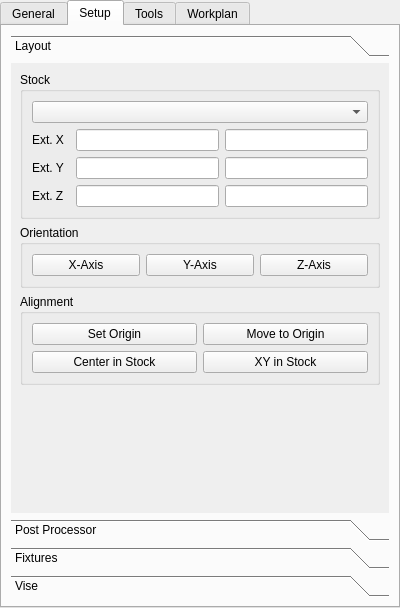
First picture: the form in src/Mod/Path/Gui/Resources/panels/PathEdit.ui, repository berndhahnebach/All_FreeCAD, before the edit.
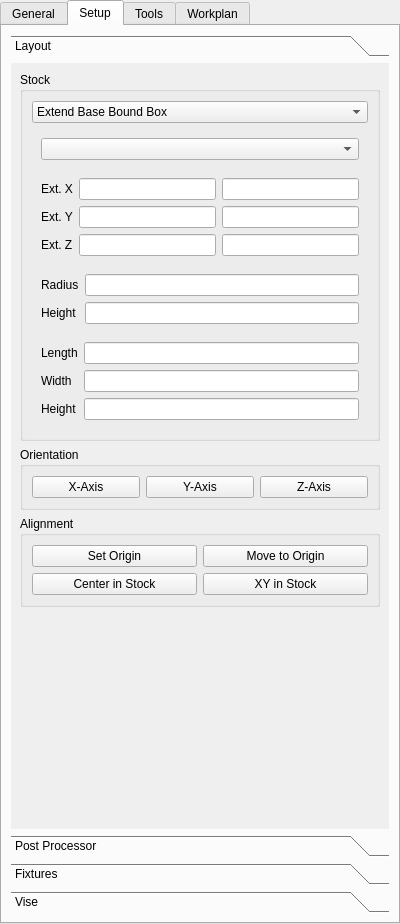
Second picture: the form after the edit. The open tabs and pages were chosen to show the change. Icons and pictures are not drawn. Custom widgets are drawn as their Qt base class.

Commit message: Added stock creation.

Patch:
```diff
--- a/src/Mod/Path/Gui/Resources/panels/PathEdit.ui
+++ b/src/Mod/Path/Gui/Resources/panels/PathEdit.ui
@@ -7,7 +7,7 @@
     <x>0</x>
     <y>0</y>
     <width>400</width>
-    <height>608</height>
+    <height>924</height>
    </rect>
   </property>
   <property name="windowTitle">
@@ -226,67 +226,184 @@
          <x>0</x>
          <y>0</y>
          <width>378</width>
-         <height>403</height>
+         <height>719</height>
         </rect>
        </property>
        <attribute name="label">
         <string>Layout</string>
        </attribute>
-       <layout class="QVBoxLayout" name="verticalLayout_5">
+       <layout class="QVBoxLayout" name="verticalLayout_7">
         <item>
          <widget class="QGroupBox" name="stockGroup">
           <property name="title">
            <string>Stock</string>
           </property>
-          <layout class="QGridLayout" name="gridLayout_8">
-           <item row="1" column="1">
-            <widget class="QLabel" name="stockExtXLabel">
-             <property name="text">
-              <string>Ext. X</string>
+          <layout class="QVBoxLayout" name="verticalLayout_5">
+           <property name="spacing">
+            <number>0</number>
+           </property>
+           <item>
+            <widget class="QComboBox" name="stock">
+             <property name="currentIndex">
+              <number>2</number>
              </property>
+             <item>
+              <property name="text">
+               <string>Create Box</string>
+              </property>
+             </item>
+             <item>
+              <property name="text">
+               <string>Create Cylinder</string>
+              </property>
+             </item>
+             <item>
+              <property name="text">
+               <string>Extend Base Bound Box</string>
+              </property>
+             </item>
+             <item>
+              <property name="text">
+               <string>Use Existing</string>
+              </property>
+             </item>
             </widget>
            </item>
-           <item row="2" column="1">
-            <widget class="QLabel" name="stockExtYLabel">
-             <property name="text">
-              <string>Ext. Y</string>
+           <item>
+            <spacer name="horizontalSpacer">
+             <property name="orientation">
+              <enum>Qt::Horizontal</enum>
              </property>
+             <property name="sizeHint" stdset="0">
+              <size>
+               <width>40</width>
+               <height>6</height>
+              </size>
+             </property>
+            </spacer>
+           </item>
+           <item>
+            <widget class="QFrame" name="stockFromExisting">
+             <layout class="QGridLayout" name="gridLayout_8">
+              <item row="0" column="1">
+               <widget class="QComboBox" name="stockExisting"/>
+              </item>
+             </layout>
             </widget>
            </item>
-           <item row="1" column="4">
-            <widget class="Gui::InputField" name="stockExtXPlus">
-             <property name="sizePolicy">
-              <sizepolicy hsizetype="Expanding" vsizetype="Fixed">
-               <horstretch>0</horstretch>
-               <verstretch>0</verstretch>
-              </sizepolicy>
-             </property>
+           <item>
+            <widget class="QFrame" name="stockFromBase">
+             <layout class="QGridLayout" name="gridLayout_9">
+              <item row="1" column="3">
+               <widget class="Gui::InputField" name="stockExtYpos"/>
+              </item>
+              <item row="0" column="1">
+               <widget class="QLabel" name="stockExtXLabel">
+                <property name="text">
+                 <string>Ext. X</string>
+                </property>
+               </widget>
+              </item>
+              <item row="0" column="3">
+               <widget class="Gui::InputField" name="stockExtXpos">
+                <property name="sizePolicy">
+                 <sizepolicy hsizetype="Expanding" vsizetype="Fixed">
+                  <horstretch>0</horstretch>
+                  <verstretch>0</verstretch>
+                 </sizepolicy>
+                </property>
+               </widget>
+              </item>
+              <item row="1" column="1">
+               <widget class="QLabel" name="stockExtYLabel">
+                <property name="text">
+                 <string>Ext. Y</string>
+                </property>
+               </widget>
+              </item>
+              <item row="0" column="2">
+               <widget class="Gui::InputField" name="stockExtXneg"/>
+              </item>
+              <item row="2" column="1">
+               <widget class="QLabel" name="stockExtZLabel">
+                <property name="text">
+                 <string>Ext. Z</string>
+                </property>
+               </widget>
+              </item>
+              <item row="2" column="2">
+               <widget class="Gui::InputField" name="stockExtZneg"/>
+              </item>
+              <item row="2" column="3">
+               <widget class="Gui::InputField" name="stockExtZpos"/>
+              </item>
+              <item row="1" column="2">
+               <widget class="Gui::InputField" name="stockExtYneg"/>
+              </item>
+             </layout>
             </widget>
            </item>
-           <item row="1" column="3">
-            <widget class="Gui::InputField" name="stockExtXMinus"/>
-           </item>
-           <item row="3" column="1">
-            <widget class="QLabel" name="stockExtZLabel">
-             <property name="text">
-              <string>Ext. Z</string>
-             </property>
+           <item>
+            <widget class="QFrame" name="stockCreateCylinder">
+             <layout class="QGridLayout" name="gridLayout_10">
+              <item row="0" column="2">
+               <widget class="Gui::InputField" name="stockCylinderRadius"/>
+              </item>
+              <item row="1" column="2">
+               <widget class="Gui::InputField" name="stockCylinderHeight"/>
+              </item>
+              <item row="0" column="1">
+               <widget class="QLabel" name="stockCylinderRadiusLabel">
+                <property name="text">
+                 <string>Radius</string>
+                </property>
+               </widget>
+              </item>
+              <item row="1" column="1">
+               <widget class="QLabel" name="stockCylinderHeightLabel">
+                <property name="text">
+                 <string>Height</string>
+                </property>
+               </widget>
+              </item>
+             </layout>
             </widget>
            </item>
-           <item row="3" column="3">
-            <widget class="Gui::InputField" name="stockExtZMinus"/>
-           </item>
-           <item row="2" column="3">
-            <widget class="Gui::InputField" name="stockExtYMinus"/>
-           </item>
-           <item row="2" column="4">
-            <widget class="Gui::InputField" name="stockExtYPlus"/>
-           </item>
-           <item row="3" column="4">
-            <widget class="Gui::InputField" name="stockExtZPlus"/>
-           </item>
-           <item row="0" column="1" colspan="4">
-            <widget class="QComboBox" name="comboBox"/>
+           <item>
+            <widget class="QFrame" name="stockCreateBox">
+             <layout class="QGridLayout" name="gridLayout_11">
+              <item row="0" column="1">
+               <widget class="QLabel" name="stockBoxLengthLabel">
+                <property name="text">
+                 <string>Length</string>
+                </property>
+               </widget>
+              </item>
+              <item row="1" column="1">
+               <widget class="QLabel" name="stockBoxWidthLabel">
+                <property name="text">
+                 <string>Width</string>
+                </property>
+               </widget>
+              </item>
+              <item row="0" column="2">
+               <widget class="Gui::InputField" name="stockBoxLength"/>
+              </item>
+              <item row="2" column="2">
+               <widget class="Gui::InputField" name="stockBoxHeight"/>
+              </item>
+              <item row="1" column="2">
+               <widget class="Gui::InputField" name="stockBoxWidth"/>
+              </item>
+              <item row="2" column="1">
+               <widget class="QLabel" name="stockBoxHeightLabel">
+                <property name="text">
+                 <string>Height</string>
+                </property>
+               </widget>
+              </item>
+             </layout>
+            </widget>
            </item>
           </layout>
          </widget>
```
Left out of the diff: 61 changed lines with no effect on the pictures. The commit also changes 4 other files.
